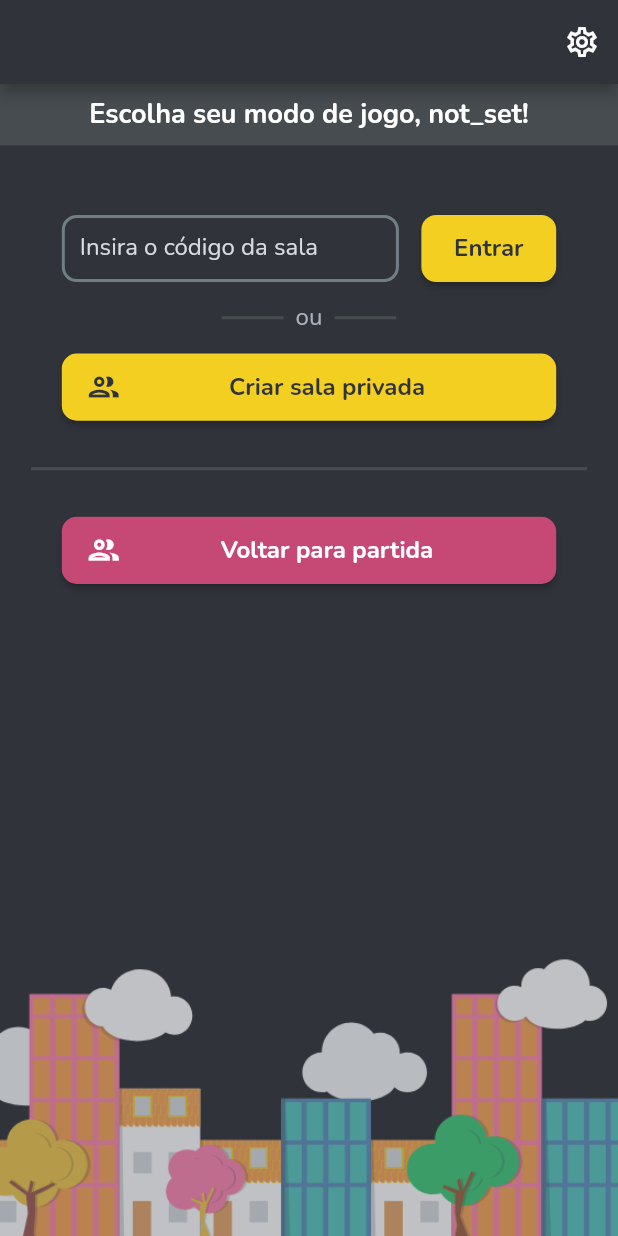
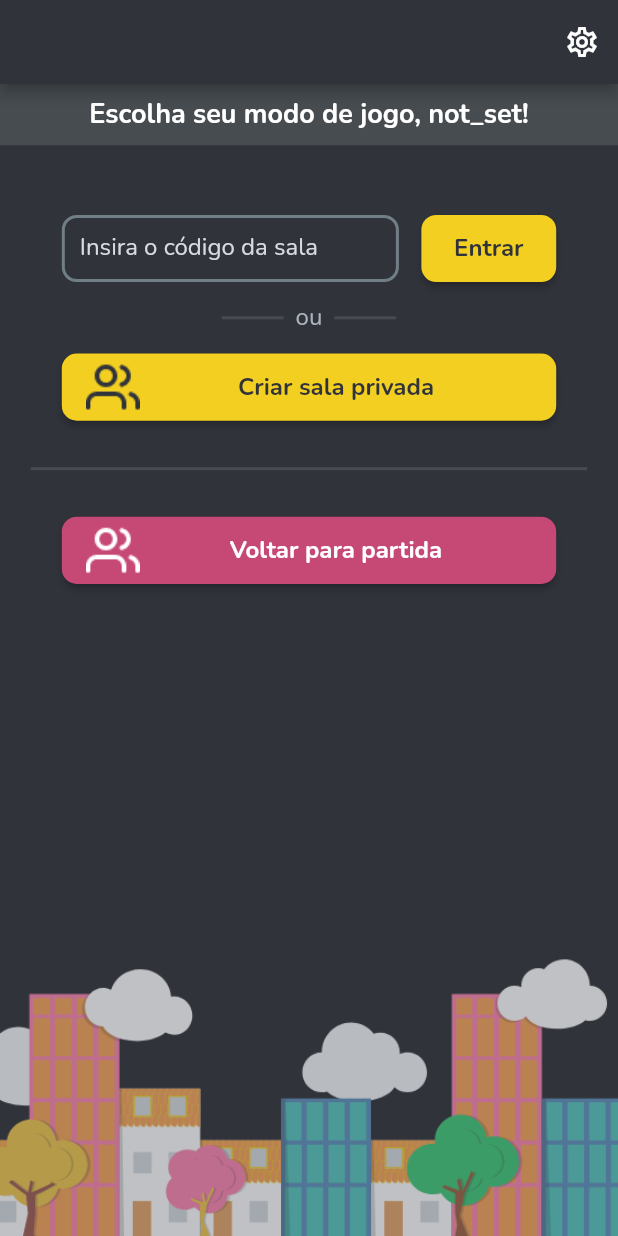
Before and after one commit to yuumasato/have_you_heard, a Flutter app: the LobbyScreen screen opened by its route, on a phone screen of 412 x 824 dp. Run offline on Flutter 3.47's test engine with Material 2 defaults, Android fonts, the phone set to English and light mode, and no system bars; our stand-ins replace flutter_svg, flutter_svg_provider, get, page_view_indicators, shared_preferences, socket_io_client; accounts and stored records are empty; network calls fail.

Commit message:
add users icon

```diff
--- a/lib/widgets/icon_app_button.dart
+++ b/lib/widgets/icon_app_button.dart
@@ -1,4 +1,5 @@
 import 'package:flutter/material.dart';
+import 'package:flutter_svg_provider/flutter_svg_provider.dart';
 import 'package:have_you_heard/constants/colors.dart';
 
 class IconAppButton extends StatelessWidget {
@@ -26,10 +27,10 @@ class IconAppButton extends StatelessWidget {
       ),
       child: Row(
         children: [
-          Icon(
-            Icons.people_outlined,
+          Image(
             color: textColor,
-            size: 24.0,
+            image: const Svg("assets/images/users.svg",
+              size: Size(24,24)),
           ),
           Expanded(
             child: Center(
```
